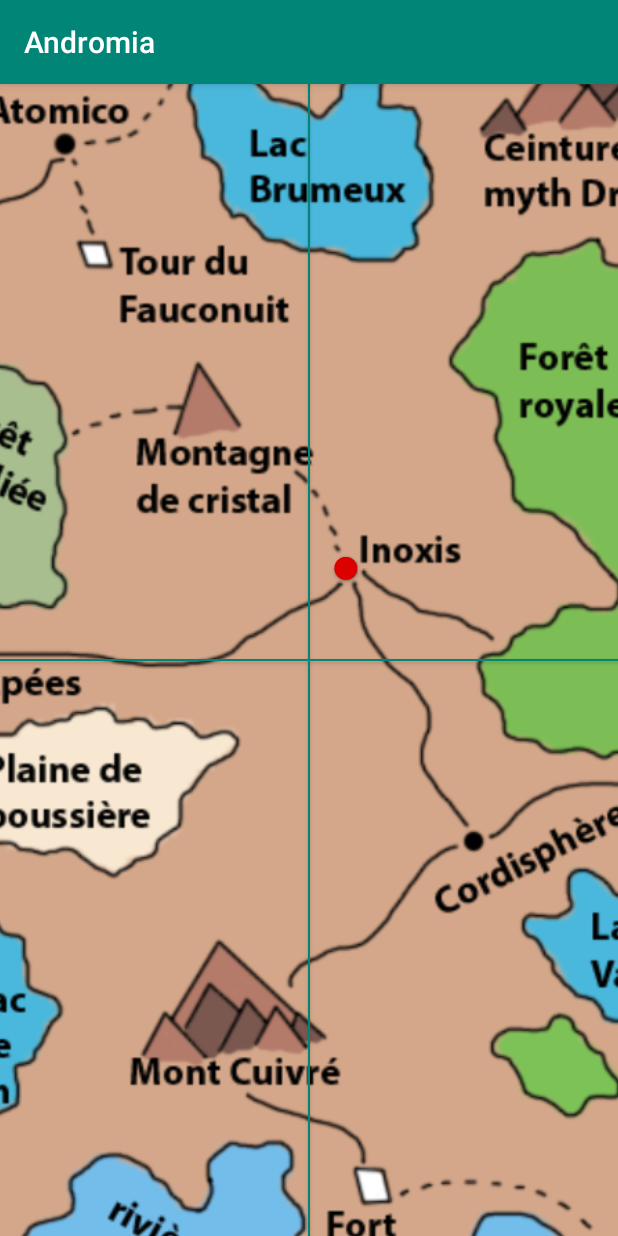
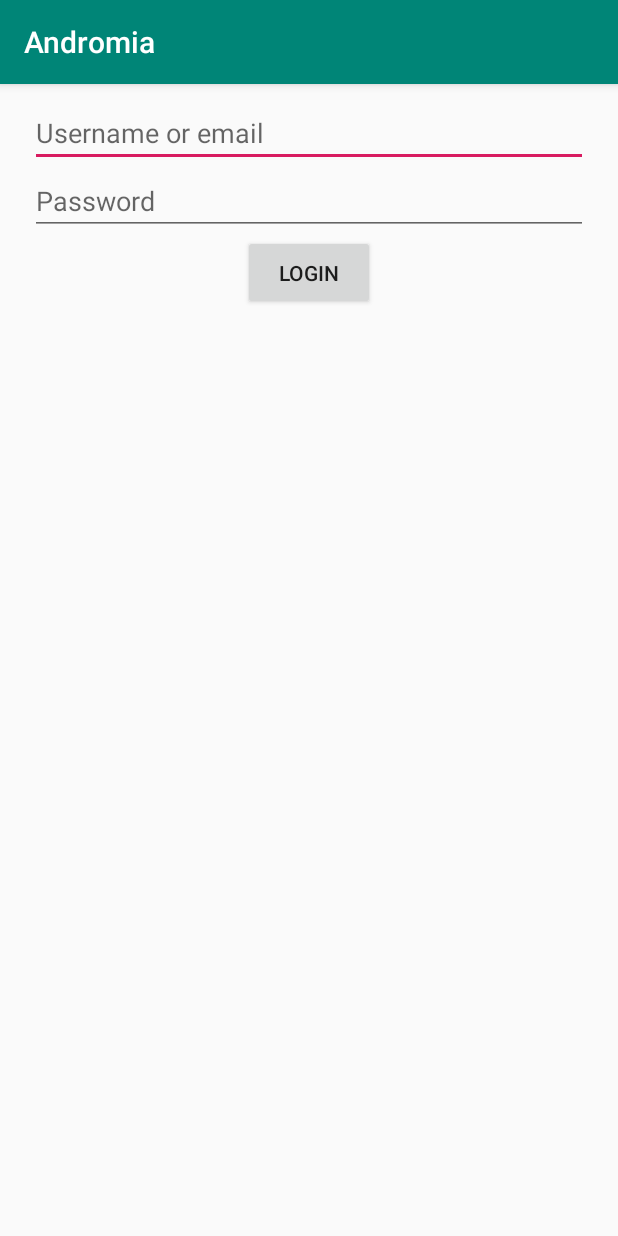
Before and after one commit to Charlos889/Andromia_Mobile, an Android app: the screen it shows after launch (MapActivity before the commit, MainActivity after it), on a phone screen of 412 x 824 dp. Run offline under Robolectric (Android 15) with nearby library versions, the phone set to English and light mode, and no system bars.

Commit message:
Début connexion

```diff
--- a/App/app/build.gradle
+++ b/App/app/build.gradle
@@ -27,6 +27,7 @@ dependencies {
     implementation "org.jetbrains.kotlin:kotlin-stdlib-jdk7:$kotlin_version"
     implementation 'com.android.support:appcompat-v7:27.1.1'
     implementation 'com.android.support.constraint:constraint-layout:1.1.3'
+    implementation 'com.android.support:support-v4:27.1.1'
     testImplementation 'junit:junit:4.12'
     androidTestImplementation 'com.android.support.test:runner:1.0.2'
     androidTestImplementation 'com.android.support.test.espresso:espresso-core:3.0.2'
--- a/App/app/src/main/AndroidManifest.xml
+++ b/App/app/src/main/AndroidManifest.xml
@@ -10,15 +10,15 @@
         android:supportsRtl="true"
         android:theme="@style/AppTheme">
         <activity android:name=".MainActivity">
-
-        </activity>
-        <activity android:name=".Activities.MapActivity">
             <intent-filter>
                 <action android:name="android.intent.action.MAIN" />
 
                 <category android:name="android.intent.category.LAUNCHER" />
             </intent-filter>
         </activity>
+        <activity android:name=".Activities.MapActivity">
+
+        </activity>
     </application>
 
 </manifest>
--- /dev/null
+++ b/App/app/src/main/java/ca/qc/cstj/andromia/Fragments/LoginFragment.kt
@@ -0,0 +1,110 @@
+package ca.qc.cstj.andromia.Fragments
+
+import android.content.Context
+import android.net.Uri
+import android.os.Bundle
+import android.preference.PreferenceManager
+import android.support.v4.app.Fragment
+import android.util.Log
+import android.view.LayoutInflater
+import android.view.View
+import android.view.ViewGroup
+import android.widget.TextView
+
+import ca.qc.cstj.andromia.R
+import kotlinx.android.synthetic.main.fragment_login.*
+
+// TODO: Rename parameter arguments, choose names that match
+// the fragment initialization parameters, e.g. ARG_ITEM_NUMBER
+private const val ARG_PARAM1 = "param1"
+private const val ARG_PARAM2 = "param2"
+
+/**
+ * A simple [Fragment] subclass.
+ * Activities that contain this fragment must implement the
+ * [LoginFragment.OnFragmentInteractionListener] interface
+ * to handle interaction events.
+ * Use the [LoginFragment.newInstance] factory method to
+ * create an instance of this fragment.
+ *
+ */
+class LoginFragment : Fragment() {
+    // TODO: Rename and change types of parameters
+
+
+    private var listener: OnFragmentInteractionListener? = null
+
+    override fun onCreate(savedInstanceState: Bundle?) {
+        super.onCreate(savedInstanceState)
+    }
+
+    override fun onCreateView(inflater: LayoutInflater, container: ViewGroup?,
+                              savedInstanceState: Bundle?): View? {
+        // Inflate the layout for this fragment
+        return inflater.inflate(R.layout.fragment_login, container, false)
+    }
+
+    override fun onStart() {
+        val preferences = this.activity!!.getSharedPreferences("Andromia", Context.MODE_PRIVATE)
+
+        btnLogin.setOnClickListener {
+            val username = edtUsername.text.toString()
+            val password = edtPassword.text.toString()
+
+            val preferencesEdit = preferences.edit()
+
+            preferencesEdit.putString("username", username)
+            preferencesEdit.putString("password", password)
+            preferencesEdit.commit()
+        }
+
+        super.onStart()
+    }
+
+    override fun onAttach(context: Context) {
+        super.onAttach(context)
+        if (context is OnFragmentInteractionListener) {
+            listener = context
+        } else {
+            throw RuntimeException(context.toString() + " must implement OnFragmentInteractionListener")
+        }
+    }
+
+    override fun onDetach() {
+        super.onDetach()
+        listener = null
+    }
+
+    /**
+     * This interface must be implemented by activities that contain this
+     * fragment to allow an interaction in this fragment to be communicated
+     * to the activity and potentially other fragments contained in that
+     * activity.
+     *
+     *
+     * See the Android Training lesson [Communicating with Other Fragments]
+     * (http://developer.android.com/training/basics/fragments/communicating.html)
+     * for more information.
+     */
+    interface OnFragmentInteractionListener {
+        // TODO: Update argument type and name
+        fun onLoginFragmentInteraction()
+    }
+
+    companion object {
+        /**
+         * Use this factory method to create a new instance of
+         * this fragment using the provided parameters.
+         *
+         * @param param1 Parameter 1.
+         * @param param2 Parameter 2.
+         * @return A new instance of fragment LoginFragment.
+         */
+        // TODO: Rename and change types and number of parameters
+        @JvmStatic
+        fun newInstance() =
+                LoginFragment().apply {
+
+                }
+    }
+}
--- a/App/app/src/main/java/ca/qc/cstj/andromia/MainActivity.kt
+++ b/App/app/src/main/java/ca/qc/cstj/andromia/MainActivity.kt
@@ -1,13 +1,45 @@
 package ca.qc.cstj.andromia
 
+import android.net.Uri
 import android.support.v7.app.AppCompatActivity
 import android.os.Bundle
+import android.support.v4.app.Fragment
+import android.util.Log
+import ca.qc.cstj.andromia.Fragments.LoginFragment
+import ca.qc.cstj.andromia.Fragments.LoginFragment.OnFragmentInteractionListener
 import kotlinx.android.synthetic.main.activity_map.*
 
-class MainActivity : AppCompatActivity() {
+class MainActivity : AppCompatActivity(), LoginFragment.OnFragmentInteractionListener {
+    override fun onLoginFragmentInteraction() {
+
+    }
 
     override fun onCreate(savedInstanceState: Bundle?) {
         super.onCreate(savedInstanceState)
         setContentView(R.layout.activity_main)
+
+        changeFragment(LoginFragment.newInstance(), true)
+    }
+
+    private fun changeFragment(newFragment : Fragment, saveInBackstack : Boolean = true, animate:Boolean = true, tag:String = newFragment.javaClass.name) {
+
+        try {
+            val isPopped = supportFragmentManager.popBackStackImmediate(tag, 0)
+            if(!isPopped && supportFragmentManager.findFragmentByTag(tag) == null) {
+                // Le fragment n'est pas dans le back stack
+
+                val transaction =  supportFragmentManager.beginTransaction()
+                if(animate) {
+                    transaction.setCustomAnimations(android.R.anim.slide_in_left, android.R.anim.slide_out_right,android.R.anim.slide_in_left, android.R.anim.slide_out_right)
+                }
+                transaction.replace(R.id.contentFrame, newFragment, tag)
+                if(saveInBackstack) {
+                    transaction.addToBackStack(tag)
+                }
+                transaction.commit()
+            }
+        } catch (e:IllegalStateException) {
+            Log.e("MonErreur",e.toString())
+        }
     }
 }
--- a/App/app/src/main/res/layout/activity_main.xml
+++ b/App/app/src/main/res/layout/activity_main.xml
@@ -6,13 +6,10 @@
     android:layout_height="match_parent"
     tools:context=".MainActivity">
 
-    <TextView
-        android:layout_width="wrap_content"
-        android:layout_height="wrap_content"
-        android:text="Hello World!"
-        app:layout_constraintBottom_toBottomOf="parent"
-        app:layout_constraintLeft_toLeftOf="parent"
-        app:layout_constraintRight_toRightOf="parent"
-        app:layout_constraintTop_toTopOf="parent" />
+    <FrameLayout
+        android:id="@+id/contentFrame"
+        android:layout_width="match_parent"
+        android:layout_height="match_parent"
+        android:layout_marginTop="10dp"/>
 
 </android.support.constraint.ConstraintLayout>
--- /dev/null
+++ b/App/app/src/main/res/layout/fragment_login.xml
@@ -0,0 +1,32 @@
+<?xml version="1.0" encoding="utf-8"?>
+<LinearLayout xmlns:android="http://schemas.android.com/apk/res/android"
+    xmlns:tools="http://schemas.android.com/tools"
+    android:layout_width="match_parent"
+    android:layout_height="match_parent"
+    tools:context=".Fragments.LoginFragment"
+    android:orientation="vertical">
+
+    <EditText
+        android:id="@+id/edtUsername"
+        android:layout_width="match_parent"
+        android:layout_height="wrap_content"
+        android:hint="Username or email"
+        android:layout_marginLeft="20dp"
+        android:layout_marginRight="20dp"/>
+
+    <EditText
+        android:id="@+id/edtPassword"
+        android:layout_width="match_parent"
+        android:layout_height="wrap_content"
+        android:hint="Password"
+        android:layout_marginLeft="20dp"
+        android:layout_marginRight="20dp"
+        android:inputType="textPassword"/>
+
+    <Button
+        android:id="@+id/btnLogin"
+        android:layout_width="wrap_content"
+        android:layout_height="50dp"
+        android:text="Login"
+        android:layout_gravity="center_horizontal"/>
+</LinearLayout>
--- a/App/app/src/main/res/values/strings.xml
+++ b/App/app/src/main/res/values/strings.xml
@@ -1,3 +1,6 @@
 <resources>
     <string name="app_name">Andromia</string>
+
+    <!-- TODO: Remove or change this placeholder text -->
+    <string name="hello_blank_fragment">Hello blank fragment</string>
 </resources>
```
